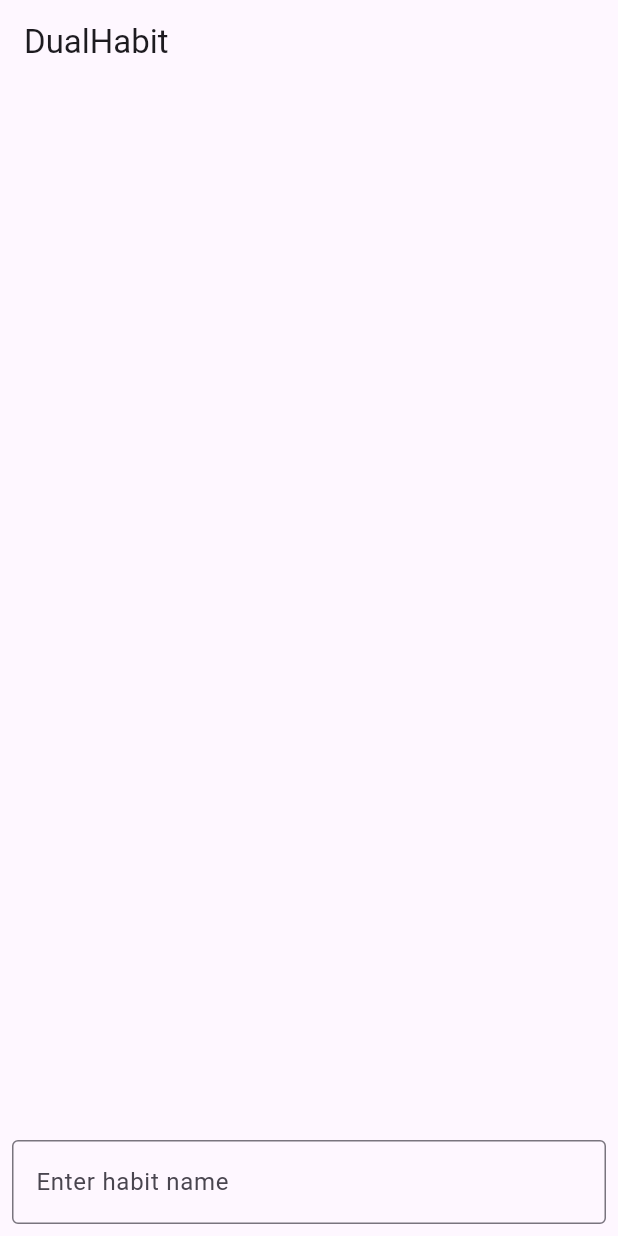
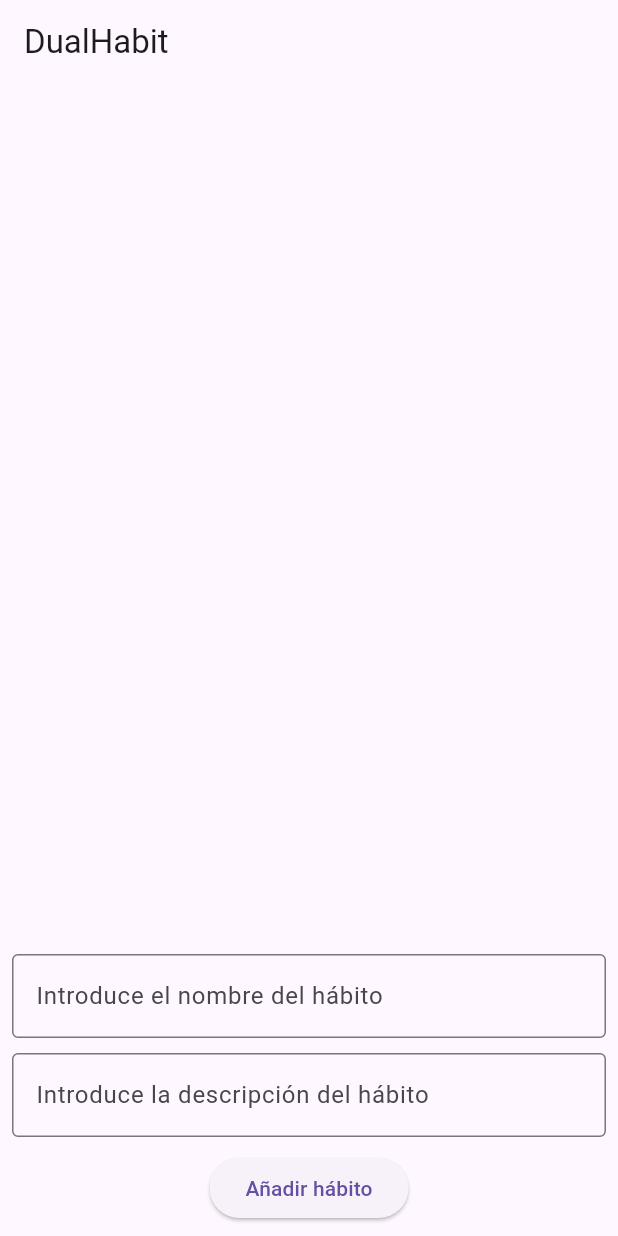
Before and after one commit to JesusMartinRobles/DualHabit, a Flutter app: the screen it shows after launch, on a phone screen of 412 x 824 dp. Run offline on Flutter 3.47's test engine with Material 3 defaults, Android fonts, the phone set to English and light mode, and no system bars.

Commit message:
añadimos descripcion a los hábitos

```diff
--- a/lib/domain/entities/habit.dart
+++ b/lib/domain/entities/habit.dart
@@ -1,13 +1,17 @@
 class Habit {
-  final String id;
-  final String name;
-  final DateTime creationDate;
-  final bool isCompletedToday;
+  // Clase Habit
+  final String id; // ID del hábito
+  final String name; // Nombre del hábito
+  final String description; // Descripción del hábito
+  final DateTime creationDate; // Fecha de creación del hábito
+  final bool isCompletedToday; // Estado de completado del hábito
 
   Habit({
-    required this.id,
-    required this.name,
-    required this.creationDate,
-    this.isCompletedToday = false,
+    // Constructor de la clase Habit
+    required this.id, // ID del hábito
+    required this.name, // Nombre del hábito
+    required this.description, // Descripción del hábito
+    required this.creationDate, // Fecha de creación del hábito
+    this.isCompletedToday = false, // Estado de completado del hábito
   });
 }
--- /dev/null
+++ b/lib/domain/usecases/add_habit.dart
@@ -0,0 +1,13 @@
+import '../entities/habit.dart'; // Importa la entidad Habit
+
+class AddHabit {
+  // Clase AddHabit
+  final List<Habit> habits; // Lista de hábitos
+
+  AddHabit(this.habits); // Constructor de la clase AddHabit
+
+  void call(Habit habit) {
+    // Método call
+    habits.add(habit); // Añade el hábito a la lista de hábitos
+  }
+}
--- a/lib/main.dart
+++ b/lib/main.dart
@@ -1,25 +1,32 @@
-import 'package:flutter/material.dart';
-import 'package:provider/provider.dart';
-import 'presentation/pages/home_page.dart';
-import 'presentation/viewmodels/habit_viewmodel.dart';
+import 'package:flutter/material.dart'; // Importa el paquete material.dart
+import 'package:provider/provider.dart'; // Importa el paquete provider.dart
+import 'presentation/pages/home_page.dart'; // Importa la página de inicio
+import 'presentation/viewmodels/habit_viewmodel.dart'; // Importa el ViewModel de los hábitos
 
 void main() {
-  runApp(DualHabit());
+  // Punto de entrada de la aplicación
+  runApp(DualHabit()); // Ejecuta la aplicación
 }
 
 class DualHabit extends StatelessWidget {
-  const DualHabit({super.key});
+  // Clase DualHabit
+  const DualHabit({super.key}); // Constructor de la clase DualHabit
 
-  @override
+  @override // Anotación que sobrescribe el método build
   Widget build(BuildContext context) {
+    // Método build
     return ChangeNotifierProvider(
-      create: (context) => HabitViewModel(),
+      // Proveedor de cambio de notificador
+      create: (context) => HabitViewModel(), // Crea un ViewModel de hábitos
       child: MaterialApp(
-        title: 'DualHabit',
+        // Material de la aplicación
+        debugShowCheckedModeBanner: false, // Oculta la cinta de depuración
+        title: 'DualHabit', // Título de la aplicación
         theme: ThemeData(
-          primarySwatch: Colors.blue,
+          // Tema de la aplicación
+          primarySwatch: Colors.blue, // Color principal
         ),
-        home: HomePage(),
+        home: HomePage(), // Página de inicio
       ),
     );
   }
--- a/lib/presentation/pages/home_page.dart
+++ b/lib/presentation/pages/home_page.dart
@@ -1,29 +1,50 @@
-import 'package:flutter/material.dart';
-import 'package:provider/provider.dart';
-import '../viewmodels/habit_viewmodel.dart';
+import 'package:flutter/material.dart'; // Importa el paquete material.dart
+import 'package:provider/provider.dart'; // Importa el paquete provider.dart
+import '../viewmodels/habit_viewmodel.dart'; // Importa el ViewModel de los hábitos
 
 class HomePage extends StatelessWidget {
+  // Clase HomePage
+  // Creamos controladores para los TextFields
+  final TextEditingController _nameController =
+      TextEditingController(); // Controlador para el nombre del hábito
+  final TextEditingController _descriptionController =
+      TextEditingController(); // Controlador para la descripción del hábito
+
   @override
   Widget build(BuildContext context) {
-    final habitViewModel = Provider.of<HabitViewModel>(context);
+    // Construye la página de inicio
+    final habitViewModel = Provider.of<HabitViewModel>(
+        context); // Obtiene el ViewModel de los hábitos
 
     return Scaffold(
+      // Estructura de la página
       appBar: AppBar(
-        title: Text('DualHabit'),
+        // Barra de la aplicación
+        title: Text('DualHabit'), // Título de la aplicación
       ),
       body: Column(
+        // Columna de la página
         children: [
+          // Lista de widgets
           Expanded(
+            // Widget expandido
             child: ListView.builder(
-              itemCount: habitViewModel.habits.length,
+              // Constructor de lista
+              itemCount: habitViewModel.habits.length, // Número de hábitos
               itemBuilder: (context, index) {
-                final habit = habitViewModel.habits[index];
+                // Constructor de elementos
+                final habit = habitViewModel.habits[index]; // Hábito actual
                 return ListTile(
-                  title: Text(habit.name),
+                  // Elemento de lista
+                  title: Text(habit.name), // Título del hábito
+                  subtitle: Text(habit.description), // Subtítulo del hábito
                   trailing: Checkbox(
-                    value: habit.isCompletedToday,
+                    // Casilla de verificación
+                    value: habit.isCompletedToday, // Valor de la casilla
                     onChanged: (value) {
-                      habitViewModel.toggleHabitCompletion(habit.id);
+                      // Método al cambiar el valor
+                      habitViewModel.toggleHabitCompletion(habit
+                          .id); // Cambia el estado de completado del hábito
                     },
                   ),
                 );
@@ -31,17 +52,59 @@ class HomePage extends StatelessWidget {
             ),
           ),
           Padding(
-            padding: const EdgeInsets.all(8.0),
-            child: TextField(
-              onSubmitted: (value) {
-                if (value.isNotEmpty) {
-                  habitViewModel.addHabit(value);
-                }
-              },
-              decoration: InputDecoration(
-                hintText: 'Enter habit name',
-                border: OutlineInputBorder(),
-              ),
+            // Relleno
+            padding: const EdgeInsets.all(8.0), // Relleno de 8 píxeles
+            child: Column(
+              // Columna de la página
+              children: [
+                // Lista de widgets
+                // Campo para el nombre del hábito
+                TextField(
+                  // Campo de texto
+                  controller: _nameController, // Controlador del campo de texto
+                  decoration: InputDecoration(
+                    // Decoración del campo de texto
+                    hintText:
+                        'Introduce el nombre del hábito', // Texto de ayuda
+                    border: OutlineInputBorder(), // Borde del campo de texto
+                  ),
+                ),
+                SizedBox(height: 10), // Espacio entre los TextFields
+                // Campo para la descripción del hábito
+                TextField(
+                  // Campo de texto
+                  controller:
+                      _descriptionController, // Controlador del campo de texto
+                  decoration: InputDecoration(
+                    // Decoración del campo de texto
+                    hintText:
+                        'Introduce la descripción del hábito', // Texto de ayuda
+                    border: OutlineInputBorder(), // Borde del campo de texto
+                  ),
+                ),
+                SizedBox(height: 10), // Espacio entre los TextFields
+                // Botón para añadir el hábito
+                ElevatedButton(
+                  // Botón para añadir el hábito
+                  onPressed: () {
+                    // Añade el hábito a la lista de hábitos
+                    final name =
+                        _nameController.text; // Obtiene el nombre del hábito
+                    final description = _descriptionController
+                        .text; // Obtiene la descripción del hábito
+
+                    if (name.isNotEmpty && description.isNotEmpty) {
+                      // Comprueba que el nombre y la descripción no estén vacíos
+                      habitViewModel.addHabit(name,
+                          description); // Añade el hábito a la lista de hábitos
+                      _nameController.clear(); // Limpia el TextField del nombre
+                      _descriptionController
+                          .clear(); // Limpia el TextField de la descripción
+                    }
+                  },
+                  child: Text('Añadir hábito'), // Texto del botón
+                ),
+              ],
             ),
           ),
         ],
--- a/lib/presentation/viewmodels/habit_viewmodel.dart
+++ b/lib/presentation/viewmodels/habit_viewmodel.dart
@@ -1,32 +1,43 @@
-import 'package:flutter/material.dart';
-import 'package:uuid/uuid.dart';
-import '../../domain/entities/habit.dart';
+import 'package:flutter/material.dart'; // Importa el paquete material.dart
+import 'package:uuid/uuid.dart'; // Importa el paquete uuid.dart
+import '../../domain/entities/habit.dart'; // Importa la entidad Habit
 
 class HabitViewModel extends ChangeNotifier {
-  List<Habit> _habits = [];
+  // Clase HabitViewModel
+  List<Habit> _habits = []; // Lista de hábitos
 
-  List<Habit> get habits => _habits;
+  List<Habit> get habits => _habits; // Getter de la lista de hábitos
 
-  void addHabit(String name) {
+  void addHabit(String name, String description) {
+    // Método para añadir un hábito
     final habit = Habit(
+      // Crea un hábito
       id: Uuid().v4(), // Utiliza UUID para generar un ID único
-      name: name,
-      creationDate: DateTime.now(),
+      name: name, // Nombre del hábito
+      description: description, // Descripción del hábito
+      creationDate: DateTime.now(), // Fecha de creación del hábito
     );
-    _habits.add(habit);
-    notifyListeners();
+    _habits.add(habit); // Añade el hábito a la lista de hábitos
+    notifyListeners(); // Notifica a los oyentes
   }
 
   void toggleHabitCompletion(String id) {
-    final index = _habits.indexWhere((habit) => habit.id == id);
+    // Método para cambiar el estado de completado de un hábito
+    final index = _habits
+        .indexWhere((habit) => habit.id == id); // Obtiene el índice del hábito
     if (index != -1) {
+      // Comprueba que el índice no sea -1
       _habits[index] = Habit(
-        id: _habits[index].id,
-        name: _habits[index].name,
-        creationDate: _habits[index].creationDate,
-        isCompletedToday: !_habits[index].isCompletedToday,
+        // Cambia el estado de completado del hábito
+        id: _habits[index].id, // ID del hábito
+        name: _habits[index].name, // Nombre del hábito
+        creationDate:
+            _habits[index].creationDate, // Fecha de creación del hábito
+        isCompletedToday: !_habits[index]
+            .isCompletedToday, // Cambia el estado de completado del hábito
+        description: '', // Descripción del hábito
       );
-      notifyListeners();
+      notifyListeners(); // Notifica a los oyentes
     }
   }
 }
```
